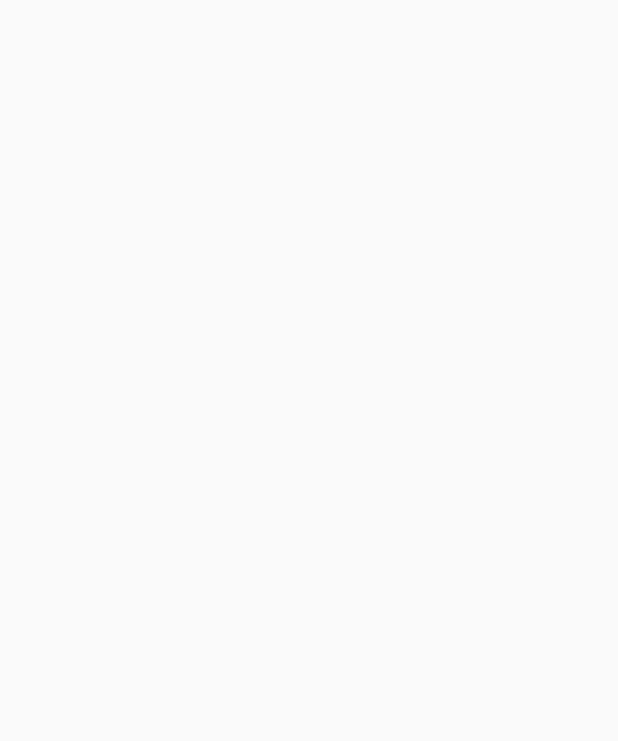
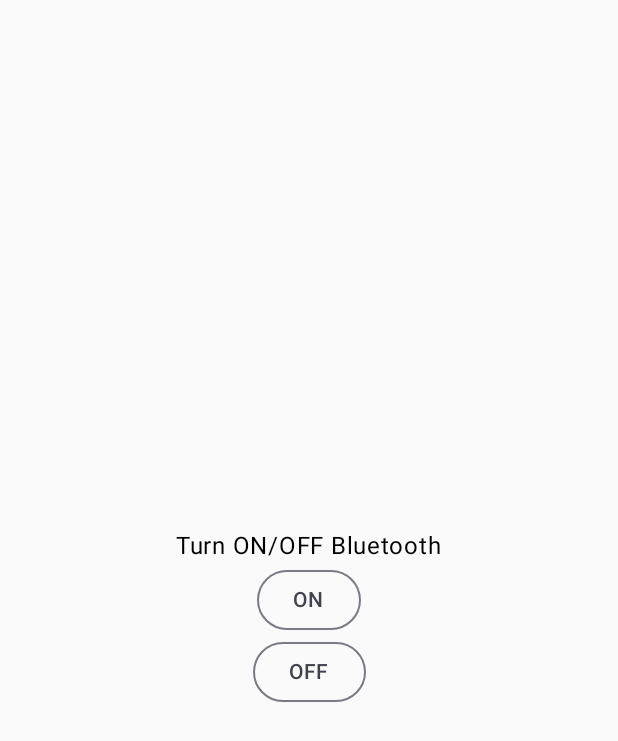
Before and after one commit to Shubha-404/IoT-Remote, an Android app built with Jetpack Compose: the screen it shows after launch (MainActivity), on a phone screen of 412 x 824 dp. Before the commit the part shown is empty. Shown: the top 741 px of the screen. Run offline under Robolectric (Android 15) with nearby library versions, the phone set to English and light mode, and no system bars.

Commit message:
Bluetooth On and OFF (Bluetooth is Not Turning Off)

```diff
--- a/app/src/main/AndroidManifest.xml
+++ b/app/src/main/AndroidManifest.xml
@@ -2,7 +2,10 @@
 <manifest xmlns:android="http://schemas.android.com/apk/res/android"
     xmlns:tools="http://schemas.android.com/tools">
 
-    <uses-permission android:name="android.permission.BLUETOOTH_CONNECT" />
+    <uses-permission android:name="android.permission.BLUETOOTH"/>
+    <uses-permission android:name="android.permission.BLUETOOTH_ADMIN"/>
+    <uses-permission android:name="android.permission.BLUETOOTH_CONNECT"/>
+
     <application
         android:allowBackup="true"
         android:dataExtractionRules="@xml/data_extraction_rules"
--- a/app/src/main/java/com/example/iotremote/MainActivity.kt
+++ b/app/src/main/java/com/example/iotremote/MainActivity.kt
@@ -1,21 +1,146 @@
 package com.example.iotremote
 
+import android.bluetooth.BluetoothAdapter
+import android.bluetooth.BluetoothManager
+import android.content.Intent
+import android.content.pm.PackageManager
 import android.os.Bundle
+import android.widget.Toast
 import androidx.activity.ComponentActivity
 import androidx.activity.compose.setContent
 import androidx.activity.enableEdgeToEdge
+import androidx.activity.result.ActivityResultCallback
+import androidx.activity.result.ActivityResultLauncher
+import androidx.activity.result.contract.ActivityResultContracts
+import androidx.compose.foundation.layout.Arrangement
+import androidx.compose.foundation.layout.Column
+import androidx.compose.foundation.layout.Spacer
+import androidx.compose.foundation.layout.fillMaxSize
+import androidx.compose.foundation.layout.width
+import androidx.compose.material3.OutlinedButton
+import androidx.compose.material3.Text
+import androidx.compose.runtime.Composable
+import androidx.compose.ui.Alignment
+import androidx.compose.ui.Modifier
+import androidx.compose.ui.tooling.preview.Preview
+import androidx.compose.ui.unit.dp
 import com.example.iotremote.ui.theme.IoTRemoteTheme
 
 class MainActivity : ComponentActivity() {
+    lateinit var bluetoothManager: BluetoothManager
+    lateinit var bluetoothAdapter: BluetoothAdapter
+    lateinit var takePermission:ActivityResultLauncher<String>
+    lateinit var takeResultLauncher: ActivityResultLauncher<Intent>
+
     override fun onCreate(savedInstanceState: Bundle?) {
         super.onCreate(savedInstanceState)
+
+        bluetoothManager=getSystemService(BLUETOOTH_SERVICE) as BluetoothManager
+        bluetoothAdapter=bluetoothManager.adapter
+        takePermission=registerForActivityResult(ActivityResultContracts.RequestPermission()){
+            if(it){
+                val intent = Intent(BluetoothAdapter.ACTION_REQUEST_ENABLE)
+                takeResultLauncher.launch(intent)
+            }
+            else{
+                Toast.makeText(applicationContext, "Bluetooth Permission is not granted.",Toast.LENGTH_SHORT).show()
+            }
+        }
+        takeResultLauncher=registerForActivityResult(ActivityResultContracts.StartActivityForResult(),
+            ActivityResultCallback {
+                result ->
+                if(result.resultCode == RESULT_OK){
+                    Toast.makeText(applicationContext, "Bluetooth ON.",Toast.LENGTH_SHORT).show()
+                }
+                else{
+                    Toast.makeText(applicationContext, "Bluetooth OFF.",Toast.LENGTH_SHORT).show()
+                }
+            })
+
         enableEdgeToEdge()
         setContent {
             IoTRemoteTheme {
-
+                BluetoothOnOff(
+                    onTurnOnBluetooth = {
+                        if (!bluetoothAdapter.isEnabled) {
+                            takePermission.launch(android.Manifest.permission.BLUETOOTH_CONNECT)
+                        } else {
+                            Toast.makeText(applicationContext, "Bluetooth is already ON.", Toast.LENGTH_SHORT).show()
+                        }
+                    },
+                    onTurnOffBluetooth = {
+                        if (bluetoothAdapter.isEnabled) {
+                            // Check permission before disabling Bluetooth
+                            if (checkSelfPermission(android.Manifest.permission.BLUETOOTH_CONNECT) == PackageManager.PERMISSION_GRANTED) {
+                                val success = bluetoothAdapter.disable()
+                                if (success) {
+                                    Toast.makeText(applicationContext, "Turning Bluetooth OFF...", Toast.LENGTH_SHORT).show()
+                                } else {
+                                    Toast.makeText(applicationContext, "Failed to turn Bluetooth OFF.", Toast.LENGTH_SHORT).show()
+                                }
+                            } else {
+                                Toast.makeText(applicationContext, "Bluetooth Permission is not granted.", Toast.LENGTH_SHORT).show()
+                            }
+                        } else {
+                            Toast.makeText(applicationContext, "Bluetooth is already OFF.", Toast.LENGTH_SHORT).show()
+                        }
+                    }
+                )
             }
         }
     }
 }
 
-//
+//@Preview(showBackground = true, showSystemUi = true)
+//@Composable
+//fun BluetoothOnOff(){
+//    Column(
+//        horizontalAlignment = Alignment.CenterHorizontally,
+//        verticalArrangement = Arrangement.Center,
+//        modifier = Modifier
+//            .fillMaxSize()
+//    ) {
+//        Text(text = "Turn ON/OFF Bluetooth")
+//        Spacer(modifier = Modifier.width(20.dp))
+//        OutlinedButton(
+//            onClick = { /*TODO*/ }) {
+//            Text(text = "ON")
+//        }
+//        Spacer(modifier = Modifier.width(20.dp))
+//        OutlinedButton(
+//            onClick = { /*TODO*/ }) {
+//            Text(text = "OFF")
+//        }
+//    }
+//}
+
+@Composable
+fun BluetoothOnOff(onTurnOnBluetooth: () -> Unit, onTurnOffBluetooth: () -> Unit) {
+    Column(
+        horizontalAlignment = Alignment.CenterHorizontally,
+        verticalArrangement = Arrangement.Center,
+        modifier = Modifier
+            .fillMaxSize()
+    ) {
+        Text(text = "Turn ON/OFF Bluetooth")
+        Spacer(modifier = Modifier.width(20.dp))
+        OutlinedButton(onClick = { onTurnOnBluetooth() }) {
+            Text(text = "ON")
+        }
+        Spacer(modifier = Modifier.width(20.dp))
+        OutlinedButton(onClick = { onTurnOffBluetooth() }) {
+            Text(text = "OFF")
+        }
+    }
+}
+
+//@Preview(showBackground = true, showSystemUi = true)
+//@Composable
+//fun PreviewBluetoothOnOff() {
+//    IoTRemoteTheme {
+//        BluetoothOnOff(
+//            onTurnOnBluetooth = {},
+//            onTurnOffBluetooth = {}
+//        )
+//    }
+//}
```
